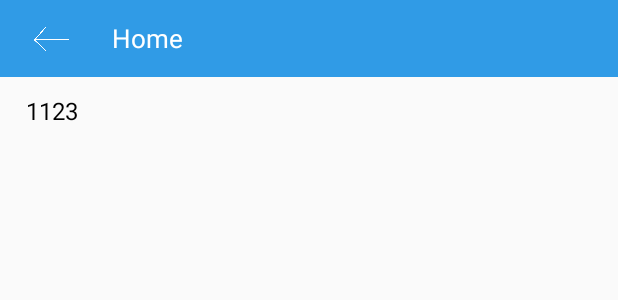
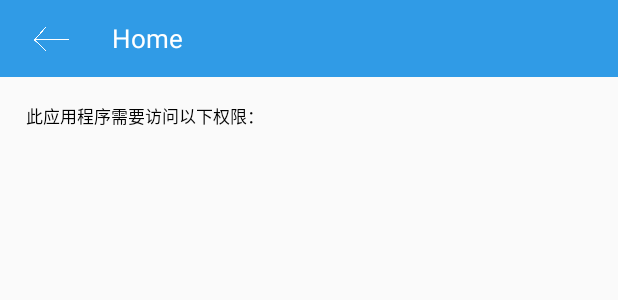
Before and after one commit to l930617673/AppStore, an Android app: the layout activity_app_permission.xml on its own in the app's theme, with its tools: preview values and no code run, on a phone screen of 412 x 824 dp. Shown: the top 300 px of the screen. Run offline under Robolectric (Android 15) with nearby library versions, the phone set to English and light mode, and no system bars.

Commit message:
优化应用商店流畅度和权限

```diff
--- a/app/src/main/java/top/lhjjjlxays/appstore/util/GlideSizeTransformUtil.java
+++ b/app/src/main/java/top/lhjjjlxays/appstore/util/GlideSizeTransformUtil.java
@@ -39,6 +39,7 @@ public class GlideSizeTransformUtil extends ImageViewTarget<Bitmap> {
 
         WindowManager wm = (WindowManager) context.getSystemService(Context.WINDOW_SERVICE);
         DisplayMetrics dm = new DisplayMetrics();
+        assert wm != null;
         wm.getDefaultDisplay().getMetrics(dm);
         int owidth = dm.widthPixels;
 
--- a/app/src/main/res/layout/activity_app_info.xml
+++ b/app/src/main/res/layout/activity_app_info.xml
@@ -165,8 +165,9 @@
                             android:id="@+id/et_apk_introduce"
                             android:layout_width="match_parent"
                             android:layout_height="wrap_content"
+                            android:ellipsize="end"
                             expandableTextView:animDuration="200"
-                            expandableTextView:maxCollapsedLines="2">
+                            expandableTextView:maxCollapsedLines="3">
 
                             <TextView
                                 android:id="@id/expandable_text"
@@ -208,8 +209,9 @@
                             android:id="@+id/et_version_feature"
                             android:layout_width="match_parent"
                             android:layout_height="wrap_content"
+                            android:ellipsize="end"
                             expandableTextView:animDuration="200"
-                            expandableTextView:maxCollapsedLines="2">
+                            expandableTextView:maxCollapsedLines="3">
 
                             <TextView
                                 android:id="@id/expandable_text"
--- a/app/src/main/res/layout/activity_app_permission.xml
+++ b/app/src/main/res/layout/activity_app_permission.xml
@@ -6,22 +6,22 @@
 
     <include layout="@layout/other_page_toolbar" />
 
-    <ScrollView
+    <TextView
+        android:layout_width="wrap_content"
+        android:layout_height="wrap_content"
+        android:layout_margin="@dimen/dp_15"
+        android:textSize="@dimen/dp_10"
+        android:textColor="@color/black"
+        android:text="此应用程序需要访问以下权限：" />
+
+    <ListView
+        android:id="@+id/lv_store_permission"
         android:layout_width="match_parent"
         android:layout_height="0dp"
-        android:layout_marginStart="@dimen/dp_5"
-        android:layout_marginEnd="@dimen/dp_5"
+        android:layout_marginStart="@dimen/dp_10"
+        android:layout_marginEnd="@dimen/dp_10"
         android:layout_weight="1"
         android:scrollbars="none">
 
-        <TextView
-            android:id="@+id/tv_apk_permission"
-            android:layout_width="match_parent"
-            android:layout_height="wrap_content"
-            android:layout_margin="@dimen/dp_10"
-            android:lineSpacingExtra="@dimen/dp_4"
-            android:text="1123"
-            android:textColor="@color/black"
-            android:textSize="@dimen/sp_14" />
-    </ScrollView>
+    </ListView>
 </LinearLayout>
```
Also changed, not shown: app/src/main/java/top/lhjjjlxays/appstore/AppInfoActivity.java (+37 -6 lines), app/src/main/java/top/lhjjjlxays/appstore/AppPermissionActivity.java (+59 -3 lines), app/src/main/res/layout/item_permission.xml (added, +10 -0 lines), 2 other files.
